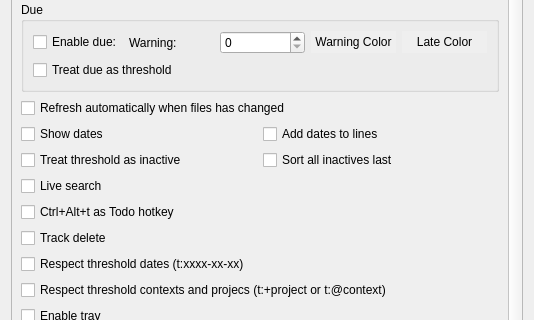
First picture: the form in settingsdialog.ui, repository SverrirValgeirsson/Todour, before the edit; both pictures show x 0 to 534 and y 200 to 520 of the 534 by 782 pixel window.
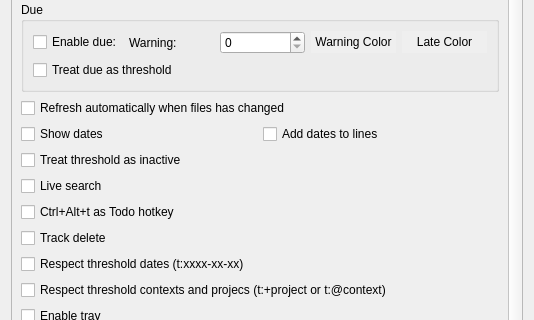
Second picture: the form after the edit.

Commit message: filter, sort, etc

The edit to the form file:
```diff
--- a/settingsdialog.ui
+++ b/settingsdialog.ui
@@ -272,16 +272,6 @@
            </property>
           </widget>
          </item>
-         <item>
-          <widget class="QCheckBox" name="cb_separate">
-           <property name="enabled">
-            <bool>true</bool>
-           </property>
-           <property name="text">
-            <string>Sort all inactives last</string>
-           </property>
-          </widget>
-         </item>
         </layout>
        </item>
        <item>
```
The commit also changes 15 other files.
